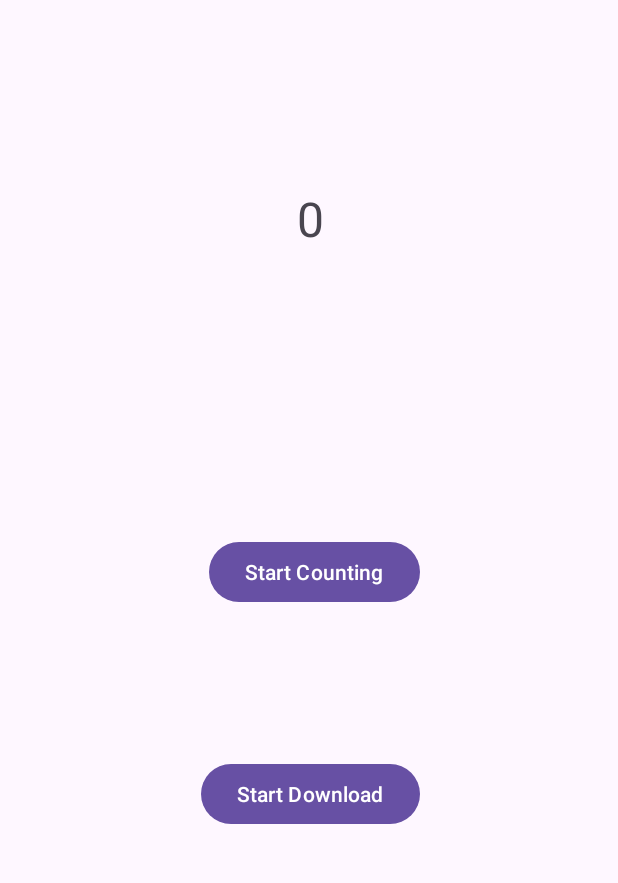
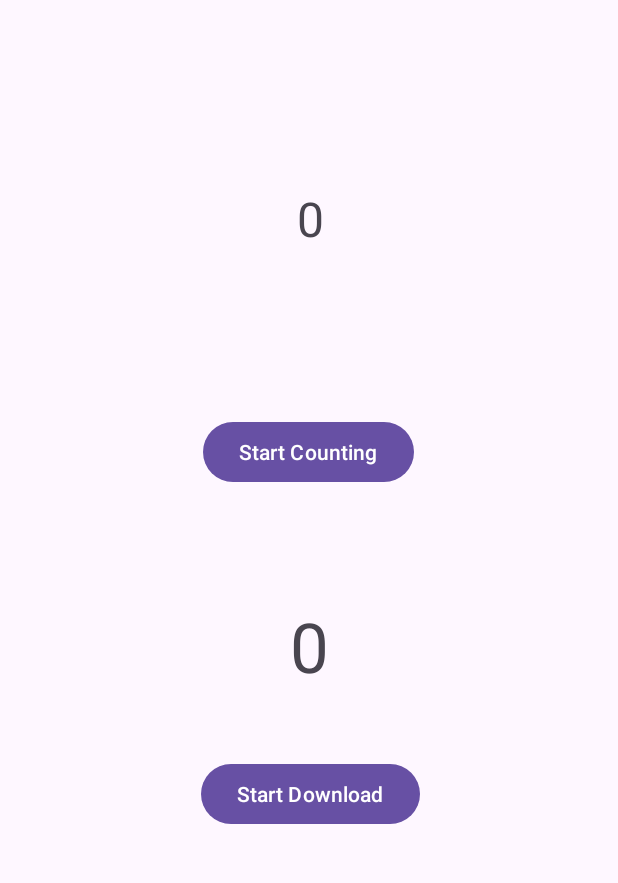
Before and after one commit to daptanque/CoroutinesApp, an Android app: the layout activity_main.xml on its own in the app's theme, with its tools: preview values and no code run, on a phone screen of 412 x 824 dp, the part 226-1109 px from its top. Run offline under Robolectric (Android 15) with nearby library versions, the phone set to English and light mode, and no system bars.

```diff
--- a/app/src/main/java/com/example/coroutinesapp/MainActivity.kt
+++ b/app/src/main/java/com/example/coroutinesapp/MainActivity.kt
@@ -8,6 +8,7 @@ import com.example.coroutinesapp.databinding.ActivityMainBinding
 import kotlinx.coroutines.CoroutineScope
 import kotlinx.coroutines.Dispatchers
 import kotlinx.coroutines.launch
+import kotlinx.coroutines.withContext
 
 class MainActivity : AppCompatActivity() {
 
@@ -33,9 +34,15 @@ class MainActivity : AppCompatActivity() {
 
     }
 
-    private fun downloadBigFileFromNet() {
+    private suspend fun downloadBigFileFromNet() {
         for(i in 1 .. 100000){
-            Log.i("TAGY", "Downloading $i in ${Thread.currentThread().name}")
+            //Log.i("TAGY", "Downloading $i in ${Thread.currentThread().name}")
+
+            withContext(Dispatchers.Main){
+                binding.downloadTextProgress.text = " $i in ${Thread.currentThread().name}"
+            }
+
+
         }
     }
 }
--- a/app/src/main/res/layout/activity_main.xml
+++ b/app/src/main/res/layout/activity_main.xml
@@ -37,11 +37,23 @@
             android:id="@+id/count_btn"
             android:layout_width="wrap_content"
             android:layout_height="wrap_content"
-            android:layout_marginEnd="132dp"
-            android:layout_marginBottom="100dp"
+            android:layout_marginEnd="136dp"
+            android:layout_marginBottom="180dp"
             android:text="Start Counting"
             app:layout_constraintBottom_toTopOf="@+id/download_btn"
             app:layout_constraintEnd_toEndOf="parent" />
+
+
+        <TextView
+            android:id="@+id/download_text_progress"
+            android:layout_width="wrap_content"
+            android:layout_height="wrap_content"
+            android:layout_marginBottom="44dp"
+            android:text="0"
+            android:textSize="46sp"
+            app:layout_constraintBottom_toTopOf="@+id/download_btn"
+            app:layout_constraintEnd_toEndOf="parent"
+            app:layout_constraintStart_toStartOf="parent" />
 
         <Button
             android:id="@+id/download_btn"
```
